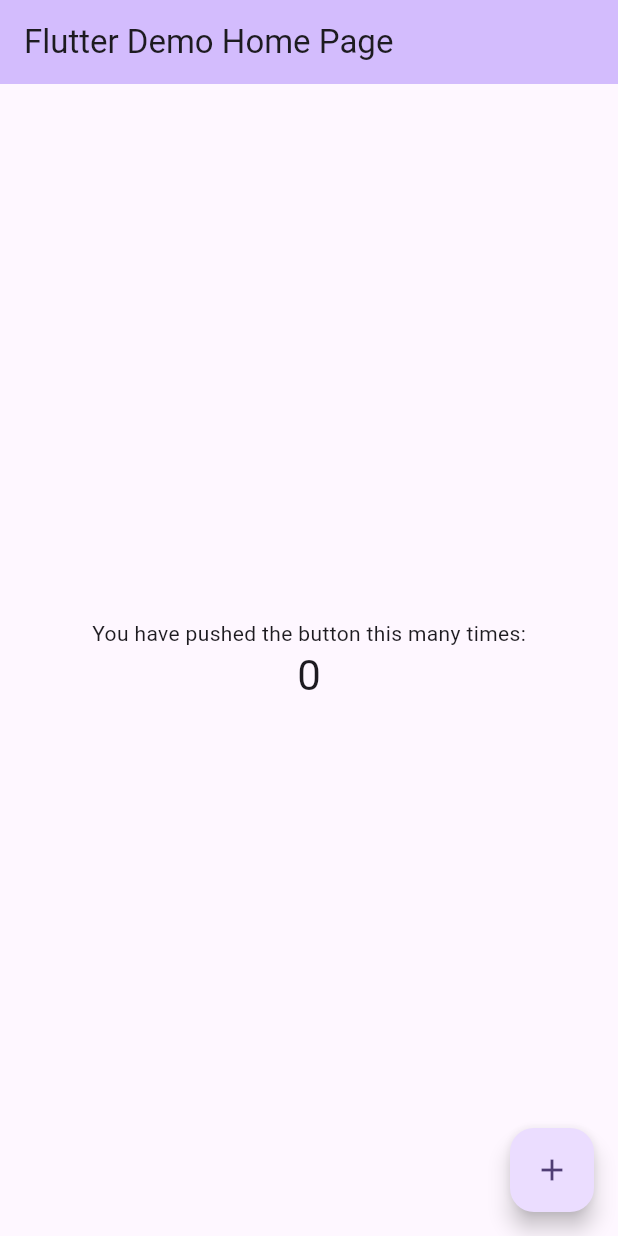
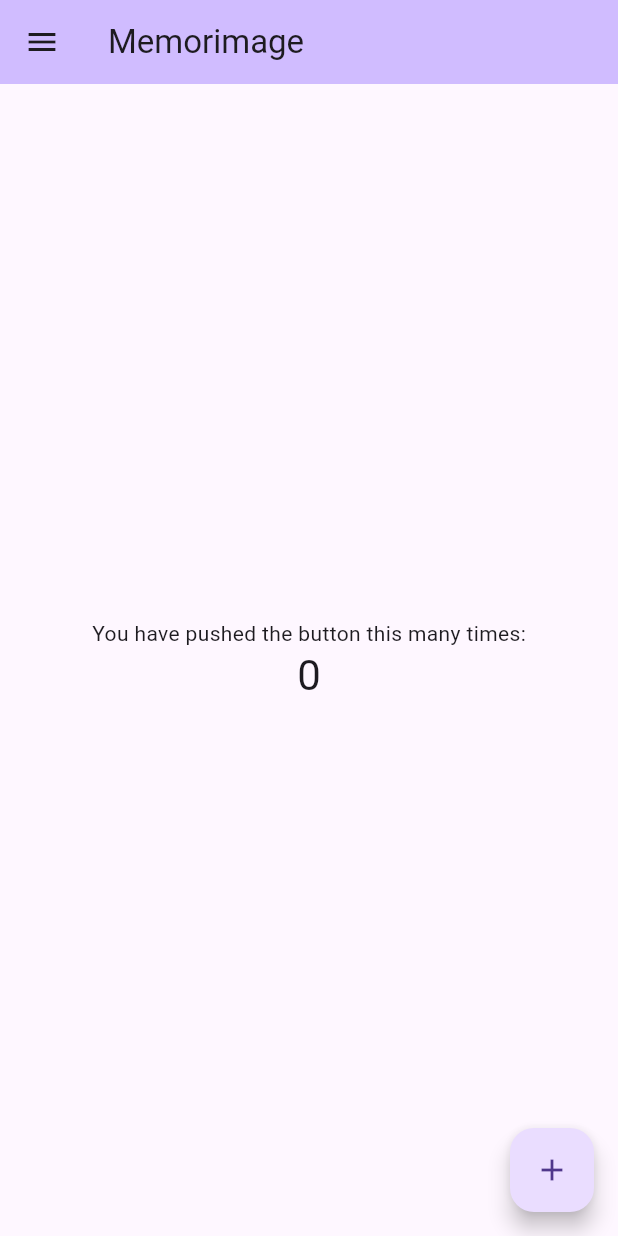
Before and after one commit to CatherineBC/ET_UTS, a Flutter app: the MyHomePage screen opened directly, on a phone screen of 412 x 824 dp. Run offline on Flutter 3.47's test engine with Material 3 defaults, Android fonts, the phone set to English and light mode, and no system bars; our stand-ins replace shared_preferences; accounts and stored records are empty; network calls fail.

```diff
--- a/memorimage_160421082_160421046/lib/main.dart
+++ b/memorimage_160421082_160421046/lib/main.dart
@@ -1,52 +1,48 @@
 import 'package:flutter/material.dart';
+import 'package:memorimage_160421082_160421046/screen/game.dart';
+import 'package:shared_preferences/shared_preferences.dart';
+import 'package:memorimage_160421082_160421046/screen/login.dart';
+
+String active_user = "";
+Future<String> checkUser() async {
+  final prefs = await SharedPreferences.getInstance();
+  String username = prefs.getString("username") ?? '';
+  return username;
+}
 
 void main() {
-  runApp(const MyApp());
+  WidgetsFlutterBinding.ensureInitialized();
+  checkUser().then((String result) {
+    if (result == '')
+      runApp(MyLogin());
+    else {
+      active_user = result;
+      runApp(MyApp());
+    }
+  });
 }
 
 class MyApp extends StatelessWidget {
   const MyApp({super.key});
 
-  // This widget is the root of your application.
   @override
   Widget build(BuildContext context) {
     return MaterialApp(
       title: 'Flutter Demo',
       theme: ThemeData(
-        // This is the theme of your application.
-        //
-        // TRY THIS: Try running your application with "flutter run". You'll see
-        // the application has a purple toolbar. Then, without quitting the app,
-        // try changing the seedColor in the colorScheme below to Colors.green
-        // and then invoke "hot reload" (save your changes or press the "hot
-        // reload" button in a Flutter-supported IDE, or press "r" if you used
-        // the command line to start the app).
-        //
-        // Notice that the counter didn't reset back to zero; the application
-        // state is not lost during the reload. To reset the state, use hot
-        // restart instead.
-        //
-        // This works for code too, not just values: Most code changes can be
-        // tested with just a hot reload.
         colorScheme: ColorScheme.fromSeed(seedColor: Colors.deepPurple),
         useMaterial3: true,
       ),
       home: const MyHomePage(title: 'Flutter Demo Home Page'),
+      routes: {
+        'game': (context) => Game(),
+      },
     );
   }
 }
 
 class MyHomePage extends StatefulWidget {
   const MyHomePage({super.key, required this.title});
-
-  // This widget is the home page of your application. It is stateful, meaning
-  // that it has a State object (defined below) that contains fields that affect
-  // how it looks.
-
-  // This class is the configuration for the state. It holds the values (in this
-  // case the title) provided by the parent (in this case the App widget) and
-  // used by the build method of the State. Fields in a Widget subclass are
-  // always marked "final".
 
   final String title;
 
@@ -57,52 +53,54 @@ class MyHomePage extends StatefulWidget {
 class _MyHomePageState extends State<MyHomePage> {
   int _counter = 0;
 
+  String _username = "";
+
+  @override
+  void initState() {
+    super.initState();
+    checkUser().then((value) => setState(
+          () {
+            _username = value;
+          },
+        ));
+  }
+
   void _incrementCounter() {
     setState(() {
-      // This call to setState tells the Flutter framework that something has
-      // changed in this State, which causes it to rerun the build method below
-      // so that the display can reflect the updated values. If we changed
-      // _counter without calling setState(), then the build method would not be
-      // called again, and so nothing would appear to happen.
       _counter++;
     });
   }
 
+  Widget funDrawer(){
+      return Drawer(
+      elevation: 16.0,
+      child: Column(
+        children: <Widget>[
+          UserAccountsDrawerHeader(
+              accountName: Text(_username),
+              accountEmail: Text(""),
+              currentAccountPicture: CircleAvatar(
+                  backgroundImage: NetworkImage("https://i.pravatar.cc/150"))),
+          ListTile(
+              title: new Text("Game"),
+              leading: new Icon(Icons.games),
+              onTap: () {
+                Navigator.pushNamed(context, "game");
+              }),
+      ],
+      ),
+      );
+  }
+
   @override
   Widget build(BuildContext context) {
-    // This method is rerun every time setState is called, for instance as done
-    // by the _incrementCounter method above.
-    //
-    // The Flutter framework has been optimized to make rerunning build methods
-    // fast, so that you can just rebuild anything that needs updating rather
-    // than having to individually change instances of widgets.
     return Scaffold(
       appBar: AppBar(
-        // TRY THIS: Try changing the color here to a specific color (to
-        // Colors.amber, perhaps?) and trigger a hot reload to see the AppBar
-        // change color while the other colors stay the same.
         backgroundColor: Theme.of(context).colorScheme.inversePrimary,
-        // Here we take the value from the MyHomePage object that was created by
-        // the App.build method, and use it to set our appbar title.
-        title: Text(widget.title),
+        title: Text("Memorimage"),
       ),
       body: Center(
-        // Center is a layout widget. It takes a single child and positions it
-        // in the middle of the parent.
         child: Column(
-          // Column is also a layout widget. It takes a list of children and
-          // arranges them vertically. By default, it sizes itself to fit its
-          // children horizontally, and tries to be as tall as its parent.
-          //
-          // Column has various properties to control how it sizes itself and
-          // how it positions its children. Here we use mainAxisAlignment to
-          // center the children vertically; the main axis here is the vertical
-          // axis because Columns are vertical (the cross axis would be
-          // horizontal).
-          //
-          // TRY THIS: Invoke "debug painting" (choose the "Toggle Debug Paint"
-          // action in the IDE, or press "p" in the console), to see the
-          // wireframe for each widget.
           mainAxisAlignment: MainAxisAlignment.center,
           children: <Widget>[
             const Text(
@@ -115,6 +113,7 @@ class _MyHomePageState extends State<MyHomePage> {
           ],
         ),
       ),
+      drawer: funDrawer(),
       floatingActionButton: FloatingActionButton(
         onPressed: _incrementCounter,
         tooltip: 'Increment',
--- a/memorimage_160421082_160421046/pubspec.yaml
+++ b/memorimage_160421082_160421046/pubspec.yaml
@@ -35,6 +35,8 @@ dependencies:
   # The following adds the Cupertino Icons font to your application.
   # Use with the CupertinoIcons class for iOS style icons.
   cupertino_icons: ^1.0.6
+  percent_indicator: ^4.2.2
+  shared_preferences: ^2.0.15
 
 dev_dependencies:
   flutter_test:
```
Also changed, not shown: memorimage_160421082_160421046/lib/screen/game.dart (added, +13 -0 lines), memorimage_160421082_160421046/lib/screen/login.dart (added, +105 -0 lines), memorimage_160421082_160421046/pubspec.lock, 1 other file.
